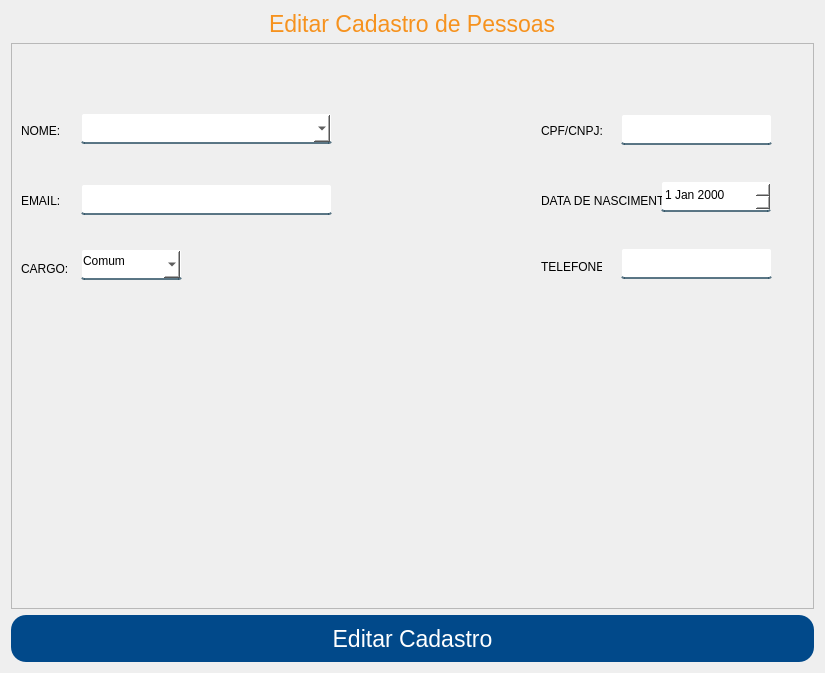
First picture: the form in App/view/ui/editarPessoa.ui, repository Senac-SOR-ADS/Mapa-de-Sala, before the edit.
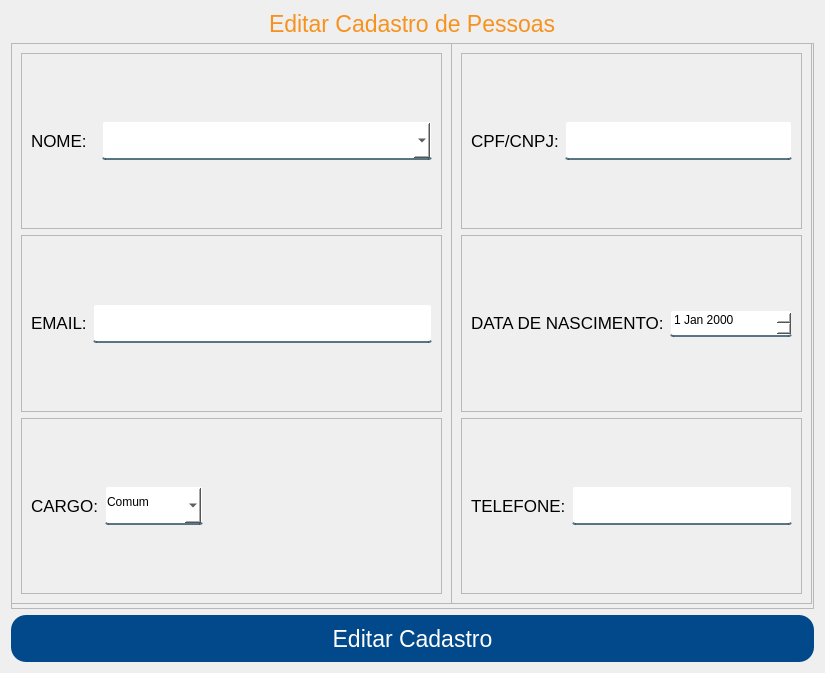
Second picture: the form after the edit.

Commit message:
Atualizações no Layout
Encaminhando o resto das alterações de layouts nas telas

Patch:
```diff
--- a/App/view/ui/editarPessoa.ui
+++ b/App/view/ui/editarPessoa.ui
@@ -7,7 +7,7 @@
     <x>0</x>
     <y>0</y>
     <width>821</width>
-    <height>662</height>
+    <height>671</height>
    </rect>
   </property>
   <property name="windowTitle">
@@ -74,138 +74,124 @@
      <property name="frameShadow">
       <enum>QFrame::Raised</enum>
      </property>
+     <widget class="QFrame" name="frame_2">
+      <property name="geometry">
+       <rect>
+        <x>0</x>
+        <y>0</y>
+        <width>441</width>
+        <height>561</height>
+       </rect>
+      </property>
+      <property name="frameShape">
+       <enum>QFrame::StyledPanel</enum>
+      </property>
+      <property name="frameShadow">
+       <enum>QFrame::Raised</enum>
+      </property>
+      <layout class="QVBoxLayout" name="verticalLayout_2">
+       <item>
+        <widget class="QFrame" name="frame_3">
+         <property name="frameShape">
+          <enum>QFrame::StyledPanel</enum>
+         </property>
+         <property name="frameShadow">
+          <enum>QFrame::Raised</enum>
+         </property>
+         <layout class="QHBoxLayout" name="horizontalLayout">
+          <item alignment="Qt::AlignVCenter">
      <widget class="QLabel" name="label_2">
-      <property name="geometry">
-       <rect>
-        <x>10</x>
-        <y>80</y>
-        <width>41</width>
-        <height>16</height>
-       </rect>
+            <property name="font">
+             <font>
+              <pointsize>13</pointsize>
+             </font>
       </property>
       <property name="text">
        <string>NOME:</string>
       </property>
      </widget>
-     <widget class="QLabel" name="label_3">
-      <property name="geometry">
-       <rect>
-        <x>530</x>
-        <y>80</y>
-        <width>61</width>
-        <height>16</height>
-       </rect>
-      </property>
-      <property name="text">
-       <string>CPF/CNPJ:</string>
-      </property>
-     </widget>
+          </item>
+          <item>
+           <widget class="QComboBox" name="nomePessoas">
+            <property name="minimumSize">
+             <size>
+              <width>330</width>
+              <height>39</height>
+             </size>
+            </property>
+            <property name="cursor">
+             <cursorShape>PointingHandCursor</cursorShape>
+            </property>
+            <property name="editable">
+             <bool>true</bool>
+            </property>
+           </widget>
+          </item>
+         </layout>
+        </widget>
+       </item>
+       <item>
+        <widget class="QFrame" name="frame_4">
+         <property name="frameShape">
+          <enum>QFrame::StyledPanel</enum>
+         </property>
+         <property name="frameShadow">
+          <enum>QFrame::Raised</enum>
+         </property>
+         <layout class="QHBoxLayout" name="horizontalLayout_2">
+          <item alignment="Qt::AlignVCenter">
      <widget class="QLabel" name="label_4">
-      <property name="geometry">
-       <rect>
-        <x>10</x>
-        <y>150</y>
-        <width>41</width>
-        <height>16</height>
-       </rect>
+            <property name="font">
+             <font>
+              <pointsize>13</pointsize>
+             </font>
       </property>
       <property name="text">
        <string>EMAIL:</string>
       </property>
      </widget>
-     <widget class="QLabel" name="label_6">
-      <property name="geometry">
-       <rect>
-        <x>530</x>
-        <y>150</y>
-        <width>121</width>
-        <height>16</height>
-       </rect>
-      </property>
-      <property name="text">
-       <string>DATA DE NASCIMENTO:</string>
-      </property>
-     </widget>
+          </item>
+          <item>
+           <widget class="QLineEdit" name="email">
+            <property name="minimumSize">
+             <size>
+              <width>330</width>
+              <height>39</height>
+             </size>
+            </property>
+           </widget>
+          </item>
+         </layout>
+        </widget>
+       </item>
+       <item>
+        <widget class="QFrame" name="frame_5">
+         <property name="frameShape">
+          <enum>QFrame::StyledPanel</enum>
+         </property>
+         <property name="frameShadow">
+          <enum>QFrame::Raised</enum>
+         </property>
+         <layout class="QHBoxLayout" name="horizontalLayout_3">
+          <item alignment="Qt::AlignVCenter">
      <widget class="QLabel" name="label_5">
-      <property name="geometry">
-       <rect>
-        <x>10</x>
-        <y>216</y>
-        <width>55</width>
-        <height>20</height>
-       </rect>
+            <property name="font">
+             <font>
+              <pointsize>13</pointsize>
+             </font>
       </property>
       <property name="text">
        <string>CARGO:</string>
       </property>
      </widget>
-     <widget class="QLabel" name="label_7">
-      <property name="geometry">
-       <rect>
-        <x>530</x>
-        <y>213</y>
-        <width>61</width>
-        <height>21</height>
-       </rect>
-      </property>
-      <property name="text">
-       <string>TELEFONE:</string>
-      </property>
-     </widget>
-     <widget class="QLineEdit" name="cpfCnpj">
-      <property name="geometry">
-       <rect>
-        <x>610</x>
-        <y>71</y>
-        <width>151</width>
-        <height>31</height>
-       </rect>
-      </property>
-     </widget>
-     <widget class="QLineEdit" name="email">
-      <property name="geometry">
-       <rect>
-        <x>70</x>
-        <y>141</y>
-        <width>251</width>
-        <height>31</height>
-       </rect>
-      </property>
-     </widget>
-     <widget class="QDateEdit" name="dataDeNascimento">
-      <property name="geometry">
-       <rect>
-        <x>650</x>
-        <y>138</y>
-        <width>110</width>
-        <height>31</height>
-       </rect>
-      </property>
-      <property name="cursor">
-       <cursorShape>PointingHandCursor</cursorShape>
-      </property>
-      <property name="alignment">
-       <set>Qt::AlignBottom|Qt::AlignLeading|Qt::AlignLeft</set>
-      </property>
-     </widget>
-     <widget class="QLineEdit" name="telefone">
-      <property name="geometry">
-       <rect>
-        <x>610</x>
-        <y>205</y>
-        <width>151</width>
-        <height>31</height>
-       </rect>
-      </property>
-     </widget>
+          </item>
+          <item>
      <widget class="QComboBox" name="cargo">
-      <property name="geometry">
-       <rect>
-        <x>70</x>
-        <y>206</y>
-        <width>101</width>
-        <height>31</height>
-       </rect>
+            <property name="minimumSize">
+             <size>
+              <width>0</width>
+              <height>39</height>
+             </size>
       </property>
       <property name="cursor">
        <cursorShape>PointingHandCursor</cursorShape>
@@ -234,21 +220,144 @@
        </property>
       </item>
      </widget>
-     <widget class="QComboBox" name="nomePessoas">
+          </item>
+          <item>
+           <spacer name="horizontalSpacer">
+            <property name="orientation">
+             <enum>Qt::Horizontal</enum>
+            </property>
+            <property name="sizeHint" stdset="0">
+             <size>
+              <width>40</width>
+              <height>20</height>
+             </size>
+            </property>
+           </spacer>
+          </item>
+         </layout>
+        </widget>
+       </item>
+      </layout>
+     </widget>
+     <widget class="QFrame" name="frame_6">
       <property name="geometry">
        <rect>
-        <x>70</x>
-        <y>70</y>
-        <width>251</width>
-        <height>31</height>
+        <x>440</x>
+        <y>0</y>
+        <width>361</width>
+        <height>561</height>
        </rect>
       </property>
+      <property name="frameShape">
+       <enum>QFrame::StyledPanel</enum>
+      </property>
+      <property name="frameShadow">
+       <enum>QFrame::Raised</enum>
+      </property>
+      <layout class="QVBoxLayout" name="verticalLayout_3">
+       <item>
+        <widget class="QFrame" name="frame_7">
+         <property name="frameShape">
+          <enum>QFrame::StyledPanel</enum>
+         </property>
+         <property name="frameShadow">
+          <enum>QFrame::Raised</enum>
+         </property>
+         <layout class="QHBoxLayout" name="horizontalLayout_4">
+          <item alignment="Qt::AlignVCenter">
+           <widget class="QLabel" name="label_3">
+            <property name="font">
+             <font>
+              <pointsize>13</pointsize>
+             </font>
+            </property>
+            <property name="text">
+             <string>CPF/CNPJ:</string>
+            </property>
+           </widget>
+          </item>
+          <item>
+           <widget class="QLineEdit" name="cpfCnpj">
+            <property name="minimumSize">
+             <size>
+              <width>0</width>
+              <height>39</height>
+             </size>
+            </property>
+           </widget>
+          </item>
+         </layout>
+        </widget>
+       </item>
+       <item>
+        <widget class="QFrame" name="frame_8">
+         <property name="frameShape">
+          <enum>QFrame::StyledPanel</enum>
+         </property>
+         <property name="frameShadow">
+          <enum>QFrame::Raised</enum>
+         </property>
+         <layout class="QHBoxLayout" name="horizontalLayout_5">
+          <item alignment="Qt::AlignVCenter">
+           <widget class="QLabel" name="label_6">
+            <property name="font">
+             <font>
+              <pointsize>13</pointsize>
+             </font>
+            </property>
+            <property name="text">
+             <string>DATA DE NASCIMENTO:</string>
+            </property>
+           </widget>
+          </item>
+          <item>
+           <widget class="QDateEdit" name="dataDeNascimento">
       <property name="cursor">
        <cursorShape>PointingHandCursor</cursorShape>
       </property>
-      <property name="editable">
-       <bool>true</bool>
-      </property>
+            <property name="alignment">
+             <set>Qt::AlignBottom|Qt::AlignLeading|Qt::AlignLeft</set>
+            </property>
+           </widget>
+          </item>
+         </layout>
+        </widget>
+       </item>
+       <item>
+        <widget class="QFrame" name="frame_9">
+         <property name="frameShape">
+          <enum>QFrame::StyledPanel</enum>
+         </property>
+         <property name="frameShadow">
+          <enum>QFrame::Raised</enum>
+         </property>
+         <layout class="QHBoxLayout" name="horizontalLayout_6">
+          <item alignment="Qt::AlignVCenter">
+           <widget class="QLabel" name="label_7">
+            <property name="font">
+             <font>
+              <pointsize>13</pointsize>
+             </font>
+            </property>
+            <property name="text">
+             <string>TELEFONE:</string>
+            </property>
+           </widget>
+          </item>
+          <item>
+           <widget class="QLineEdit" name="telefone">
+            <property name="minimumSize">
+             <size>
+              <width>0</width>
+              <height>39</height>
+             </size>
+            </property>
+           </widget>
+          </item>
+         </layout>
+        </widget>
+       </item>
+      </layout>
      </widget>
     </widget>
    </item>
```
Lines whose indentation alone changed are shown as unchanged. The commit also changes 3 other files.
